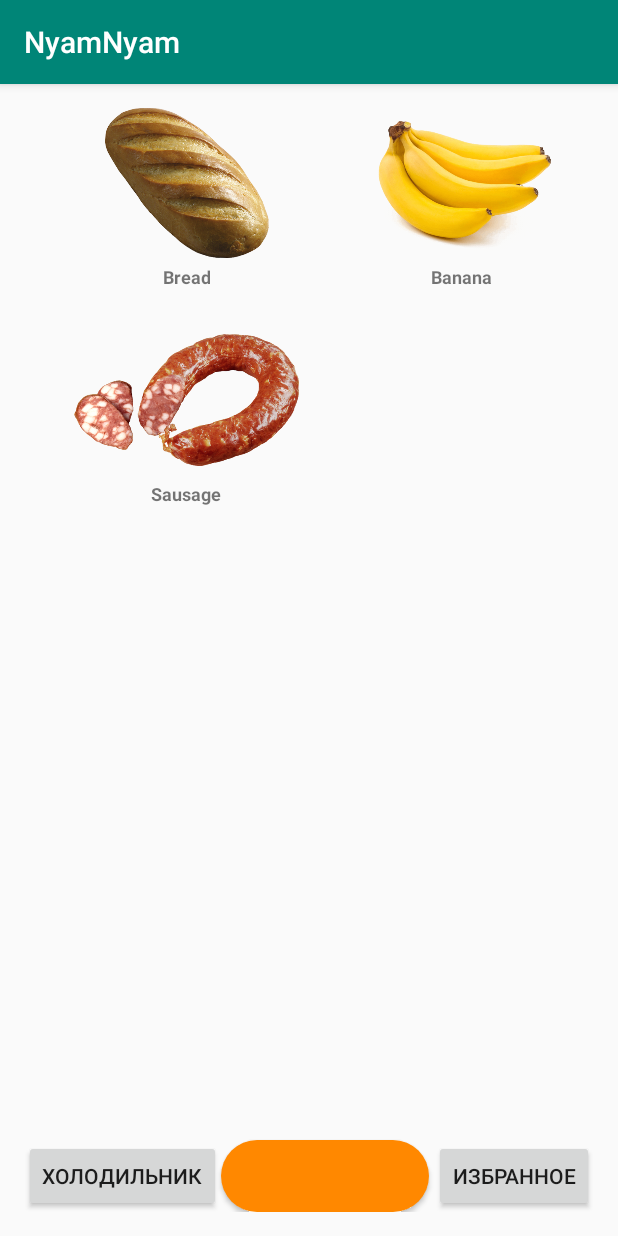
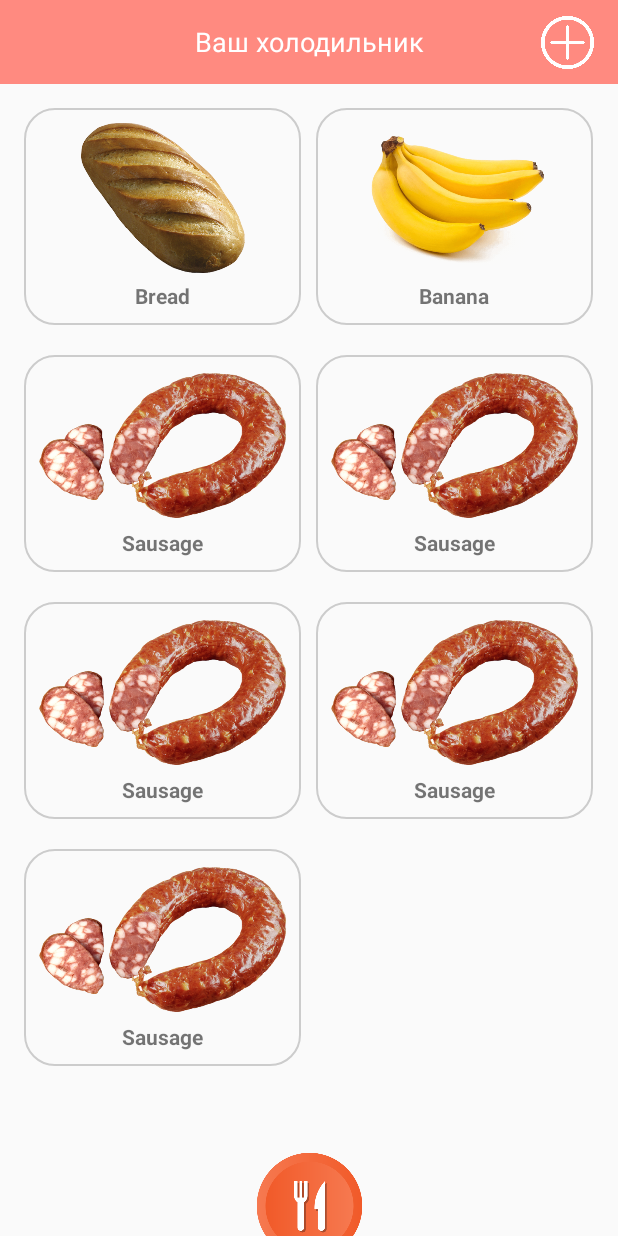
Before and after one commit to danil2009-97/NyamNyam, an Android app: the screen it shows after launch (MainActivity), on a phone screen of 412 x 824 dp. Run offline under Robolectric (Android 15) with nearby library versions, the phone set to English and light mode, and no system bars; our stand-ins replace Room's generated code.

Commit message:
update UI

```diff
--- a/app/src/main/AndroidManifest.xml
+++ b/app/src/main/AndroidManifest.xml
@@ -16,7 +16,7 @@
                 <category android:name="android.intent.category.LAUNCHER" />
             </intent-filter>
         </activity>
-        <activity android:name=".FridgeActivity" />
+        <activity android:name=".RecipeActivity" />
     </application>
 
     <uses-permission android:name="android.permission.INTERNET" />
--- a/app/src/main/java/HSE/MobileDev/NyamNyam/MainActivity.kt
+++ b/app/src/main/java/HSE/MobileDev/NyamNyam/MainActivity.kt
@@ -6,15 +6,12 @@ import android.content.Intent
 import android.os.Bundle
 import android.view.View
 import android.widget.GridView
-import android.widget.ImageView
-import android.widget.TextView
 
 import java.util.ArrayList
 import java.util.Arrays
 
 import HSE.MobileDev.NyamNyam.Database.Model.Product
 import HSE.MobileDev.NyamNyam.Database.Model.Recipe
-import HSE.MobileDev.NyamNyam.R
 import HSE.MobileDev.NyamNyam.Views.ProductsAdapter
 
 class MainActivity : AppCompatActivity() {
@@ -24,6 +21,14 @@ class MainActivity : AppCompatActivity() {
                     Product(0, "Bread", R.drawable.bread,
                             true),
                     Product(1, "Banana", R.drawable.banana,
+                            true),
+                    Product(2, "Sausage", R.drawable.sausage,
+                    true),
+                    Product(2, "Sausage", R.drawable.sausage,
+                            true),
+                    Product(2, "Sausage", R.drawable.sausage,
+                            true),
+                    Product(2, "Sausage", R.drawable.sausage,
                             true),
                     Product(2, "Sausage", R.drawable.sausage,
                             true)
@@ -44,7 +49,7 @@ class MainActivity : AppCompatActivity() {
     }
 
     fun openRecipe(view: View) {
-        val recipeIntent = Intent(this, FridgeActivity::class.java)
+        val recipeIntent = Intent(this, RecipeActivity::class.java)
 
         startActivity(recipeIntent)
     }
--- a/app/src/main/java/HSE/MobileDev/NyamNyam/FridgeActivity.kt
+++ b/app/src/main/java/HSE/MobileDev/NyamNyam/RecipeActivity.kt
@@ -9,7 +9,7 @@ import androidx.appcompat.app.AppCompatActivity
 import HSE.MobileDev.NyamNyam.Database.Model.Recipe
 import android.view.View
 
-class FridgeActivity : AppCompatActivity() {
+class RecipeActivity : AppCompatActivity() {
 
     private val testRecipe = Recipe(0, "Сэндвич", "тест", R.drawable.shutterstock_525130276, null, 4,
             "Long sample text to test scrollbar. Long sample text to test scrollbar. Long sample text to test scrollbar. Long sample text to test scrollbar. Long sample text to test scrollbar. Long sample text to test scrollbar. Long sample text to test scrollbar. Long sample text to test scrollbar. Long sample text to test scrollbar. Long sample text to test scrollbar. Long sample text to test scrollbar. Long sample text to test scrollbar. Long sample text to test scrollbar. Long sample text to test scrollbar.",
@@ -35,4 +35,7 @@ class FridgeActivity : AppCompatActivity() {
         recipeTextView.text = testRecipe.guide
     }
 
+    fun closeActivity(view: View) {
+        super.onBackPressed()
+    }
 }
--- /dev/null
+++ b/app/src/main/res/drawable/customborder.xml
@@ -0,0 +1,6 @@
+<?xml version="1.0" encoding="utf-8"?>
+<shape xmlns:android="http://schemas.android.com/apk/res/android" android:shape="rectangle">
+    <corners android:radius="20dp"/>
+    <padding android:left="10dp" android:right="10dp" android:top="10dp" android:bottom="10dp"/>
+    <stroke android:width="1dp" android:color="#CCCCCC"/>
+</shape>
--- a/app/src/main/res/layout/activity_main.xml
+++ b/app/src/main/res/layout/activity_main.xml
@@ -1,56 +1,94 @@
-<RelativeLayout xmlns:android="http://schemas.android.com/apk/res/android"
+<androidx.constraintlayout.widget.ConstraintLayout xmlns:android="http://schemas.android.com/apk/res/android"
+    xmlns:app="http://schemas.android.com/apk/res-auto"
     xmlns:tools="http://schemas.android.com/tools"
+    android:id="@+id/relativeLayout"
     android:layout_width="match_parent"
     android:layout_height="match_parent"
-    android:paddingLeft="16dp"
-    android:paddingRight="16dp"
-    android:paddingTop="16dp"
-    android:paddingBottom="16dp" tools:context=".MainActivity">
+    tools:context=".MainActivity">
+
+
+    <androidx.appcompat.widget.Toolbar
+        android:id="@+id/toolbar"
+        android:layout_width="match_parent"
+        android:layout_height="wrap_content"
+        android:background="@color/colorRedTop"
+        android:minHeight="50dp"
+        app:layout_constraintEnd_toEndOf="parent"
+        app:layout_constraintStart_toStartOf="parent"
+        app:layout_constraintTop_toTopOf="parent">
+
+        <androidx.constraintlayout.widget.ConstraintLayout
+            android:id="@+id/relativeLayout2"
+            android:layout_width="match_parent"
+            android:layout_height="56dp">
+
+            <TextView
+                android:id="@+id/editText"
+                android:layout_width="0dp"
+                android:layout_height="match_parent"
+                android:gravity="center"
+                android:text="Ваш холодильник"
+                android:textColor="@color/colorPrimary"
+                android:textSize="18sp"
+                android:layout_marginStart="35dp"
+                app:layout_constraintBottom_toBottomOf="parent"
+                app:layout_constraintEnd_toStartOf="@id/buttonFav"
+                app:layout_constraintStart_toStartOf="parent"
+                app:layout_constraintTop_toTopOf="parent"/>
+
+            <Button
+                android:id="@+id/buttonFav"
+                android:layout_width="35dp"
+                android:layout_height="35dp"
+
+                android:layout_marginEnd="16dp"
+                android:background="@drawable/plus"
+
+                android:foreground="?attr/selectableItemBackgroundBorderless"
+                app:layout_constraintBottom_toBottomOf="parent"
+                app:layout_constraintEnd_toEndOf="parent"
+                app:layout_constraintTop_toTopOf="parent" />
+
+        </androidx.constraintlayout.widget.ConstraintLayout>
+
+
+    </androidx.appcompat.widget.Toolbar>
+
+
+    <GridView
+        android:id="@+id/gridview"
+        android:layout_width="0dp"
+        android:layout_height="0dp"
+        android:layout_marginTop="16dp"
+        android:layout_marginBottom="16dp"
+        android:layout_marginLeft="16dp"
+        android:layout_marginRight="16dp"
+
+        android:columnWidth="140dp"
+        android:gravity="center"
+
+        android:numColumns="auto_fit"
+        android:stretchMode="columnWidth"
+        android:verticalSpacing="20dp"
+        android:horizontalSpacing="10dp"
+        app:layout_constraintBottom_toBottomOf="parent"
+        app:layout_constraintEnd_toEndOf="parent"
+        app:layout_constraintHorizontal_bias="0.0"
+        app:layout_constraintStart_toStartOf="parent"
+        app:layout_constraintTop_toBottomOf="@+id/toolbar"
+        app:layout_constraintVertical_bias="0.0" />
 
     <Button
         android:id="@+id/buttonStart"
-        android:layout_width="wrap_content"
-        android:layout_height="wrap_content"
-        android:layout_alignBottom="@+id/gridview"
-        android:layout_marginStart="0dp"
-        android:layout_marginEnd="3dp"
-        android:layout_marginBottom="0dp"
-        android:layout_toStartOf="@+id/buttonFav"
-        android:layout_toEndOf="@+id/buttonRefreg"
-        android:background="@drawable/roundedbutton"
-        android:onClick="openRecipe"/>
+        android:layout_width="70dp"
+        android:layout_height="55dp"
+        android:background="@drawable/cook"
+        android:foreground="?attr/selectableItemBackgroundBorderless"
 
-    <Button
-        android:id="@+id/buttonFav"
-        android:layout_width="wrap_content"
-        android:layout_height="wrap_content"
-        android:layout_alignEnd="@+id/gridview"
-        android:layout_alignBottom="@+id/gridview"
-        android:layout_marginEnd="0dp"
-        android:layout_marginBottom="0dp"
-        android:text="Избранное" />
+        android:onClick="openRecipe"
+        app:layout_constraintBottom_toBottomOf="parent"
+        app:layout_constraintEnd_toEndOf="parent"
+        app:layout_constraintStart_toStartOf="parent" />
 
-    <Button
-        android:id="@+id/buttonRefreg"
-        android:layout_width="wrap_content"
-        android:layout_height="wrap_content"
-        android:layout_alignStart="@+id/gridview"
-        android:layout_alignBottom="@+id/gridview"
-        android:layout_marginStart="0dp"
-        android:layout_marginBottom="0dp"
-        android:text="Холодильник" />
 
-    <GridView
-        android:id="@+id/gridview"
-        android:layout_width="match_parent"
-        android:layout_height="match_parent"
-        android:columnWidth="150dp"
-        android:gravity="center"
-        android:horizontalSpacing="10dp"
-        android:numColumns="auto_fit"
-        android:stretchMode="spacingWidthUniform"
-        android:verticalSpacing="24dp">
-
-    </GridView>
-
-</RelativeLayout>
+</androidx.constraintlayout.widget.ConstraintLayout>
--- a/app/src/main/res/layout/linearlayout_product.xml
+++ b/app/src/main/res/layout/linearlayout_product.xml
@@ -3,8 +3,10 @@
     xmlns:tools="http://schemas.android.com/tools"
     android:layout_width="match_parent"
     android:layout_height="match_parent"
+    android:background="@drawable/customborder"
     android:gravity="center"
     android:orientation="vertical">
+
 
 
     <FrameLayout
@@ -23,11 +25,10 @@
         android:id="@+id/nameTextView"
         android:layout_width="wrap_content"
         android:layout_height="wrap_content"
+        android:layout_marginTop="5dp"
         android:gravity="center_horizontal"
-        android:paddingLeft="8dp"
-        android:paddingTop="4dp"
-        android:paddingRight="8dp"
-        android:textSize="12sp"
+
+        android:textSize="14sp"
         android:textStyle="bold"
         tools:text="Are You My Mother" />
 
--- a/app/src/main/res/values/colors.xml
+++ b/app/src/main/res/values/colors.xml
@@ -1,7 +1,7 @@
 <?xml version="1.0" encoding="utf-8"?>
 <resources>
-    <color name="colorPrimary">#008577</color>
-    <color name="colorPrimaryDark">#00574B</color>
-    <color name="colorAccent">#D81B60</color>
-    <color name="colorLevin">#D81B80</color>
+    <color name="colorPrimary">#FFFFFF</color>
+    <color name="colorPrimaryDark">#AAA1A1</color>
+    <color name="colorRedTop">#FF8A80</color>
+    <color name="colorGreenTop">#B9F6CA</color>
 </resources>
--- a/app/src/main/res/values/styles.xml
+++ b/app/src/main/res/values/styles.xml
@@ -1,11 +1,11 @@
 <resources>
 
     <!-- Base application theme. -->
-    <style name="AppTheme" parent="Theme.AppCompat.Light.DarkActionBar">
+    <style name="AppTheme" parent="Theme.AppCompat.Light.NoActionBar">
         <!-- Customize your theme here. -->
         <item name="colorPrimary">@color/colorPrimary</item>
         <item name="colorPrimaryDark">@color/colorPrimaryDark</item>
-        <item name="colorAccent">@color/colorAccent</item>
+        <item name="colorAccent">@color/colorRedTop</item>
     </style>
 
 </resources>
```
Also changed, not shown: app/src/main/res/layout/constraintlayout_recipe.xml (+42 -26 lines), app/src/main/res/drawable/arrow_left.png (added), app/src/main/res/drawable/arrow_right.png (added), app/src/main/res/drawable/cook.png (added), app/src/main/res/drawable/home.png (added), app/src/main/res/drawable/left_arrow.png (added), app/src/main/res/drawable/plus.png (added), app/src/main/res/drawable/right_arrow.png (added), app/src/main/res/drawable/star.png (added).
